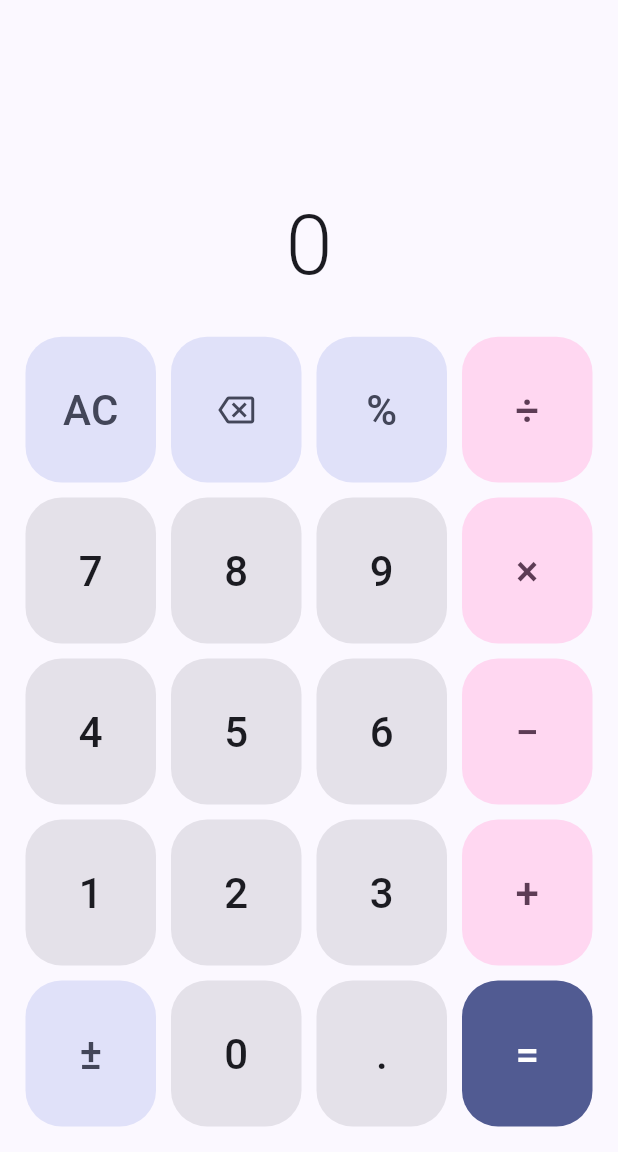
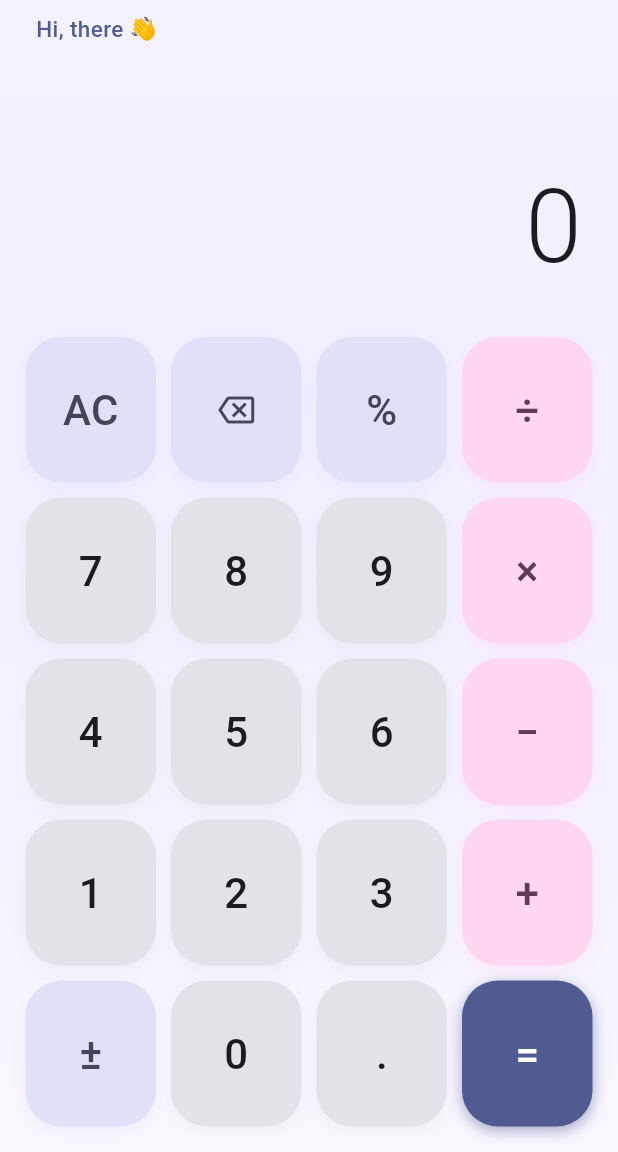
Before and after one commit to itubayounas/calculator_app, a Flutter app: the screen it shows once a user with an empty profile is signed in, on a phone screen of 412 x 824 dp, the part 84-1236 px from its top. Run offline on Flutter 3.47's test engine with Material 3 defaults, Android fonts, the phone set to English and light mode, and no system bars; our stand-ins replace cloud_firestore, firebase_auth, firebase_core, google_sign_in, shared_preferences; accounts and stored records are empty.

Commit message:
changed the calculator screen to enhance the ui and display the name of the user

```diff
--- a/lib/models/app_user.dart
+++ b/lib/models/app_user.dart
@@ -2,6 +2,21 @@
 class AppUser {
   final String uid;
   final String? email;
+  final String? displayName;
 
-  const AppUser({required this.uid, this.email});
+  const AppUser({required this.uid, this.email, this.displayName});
+
+
+  String get friendlyName {
+    if (displayName != null && displayName!.trim().isNotEmpty) {
+      return displayName!.trim().split(' ').first; // first name only
+    }
+    if (email != null && email!.contains('@')) {
+      final prefix = email!.split('@').first;
+      if (prefix.isNotEmpty) {
+        return prefix[0].toUpperCase() + prefix.substring(1);
+      }
+    }
+    return 'there';
+  }
 }
--- a/lib/screens/calculator_screen.dart
+++ b/lib/screens/calculator_screen.dart
@@ -144,7 +144,18 @@ class _CalculatorScreenState extends State<CalculatorScreen> {
           ),
         ],
       ),
-      body: SafeArea(
+      body: DecoratedBox(
+        decoration: BoxDecoration(
+          gradient: LinearGradient(
+            begin: Alignment.topCenter,
+            end: Alignment.bottomCenter,
+            colors: [
+              Theme.of(context).colorScheme.primaryContainer.withOpacity(0.25),
+              Theme.of(context).colorScheme.surface,
+            ],
+          ),
+        ),
+        child: SafeArea(
           child: Center(
             child: ConstrainedBox(
               constraints: const BoxConstraints(maxWidth: 480),
@@ -153,6 +164,7 @@ class _CalculatorScreenState extends State<CalculatorScreen> {
                   Expanded(
                     flex: 2,
                     child: DisplayPanel(
+                      greeting: 'Hi, ${widget.user.friendlyName} 👋',
                       expression: _engine.expression,
                       value: _engine.display,
                       errorText: _errorText,
@@ -172,7 +184,6 @@ class _CalculatorScreenState extends State<CalculatorScreen> {
                                   for (final key in row)
                                     Expanded(
                                       child: CalcButton(
-                                      // the clear key reads "AC" when there is nothing to clear
                                         label: key == 'C' && !_engine.canClearEntry
                                             ? 'AC'
                                             : key,
@@ -194,6 +205,7 @@ class _CalculatorScreenState extends State<CalculatorScreen> {
             ),
           ),
         ),
+      ),
     );
   }
 }
--- a/lib/services/auth_service.dart
+++ b/lib/services/auth_service.dart
@@ -6,8 +6,7 @@ import 'package:google_sign_in/google_sign_in.dart';
 import '../models/app_user.dart';
 import '../utils/exceptions.dart';
 
-// All the Firebase Auth calls live here. Screens only talk to this class
-// and catch our own exception types.
+
 class AuthService {
   final FirebaseAuth _auth;
   final GoogleSignIn _googleSignIn;
@@ -20,8 +19,9 @@ class AuthService {
   Stream<AppUser?> get authStateChanges =>
       _auth.authStateChanges().map(_toAppUser);
 
-  AppUser? _toAppUser(User? user) =>
-      user == null ? null : AppUser(uid: user.uid, email: user.email);
+  AppUser? _toAppUser(User? user) => user == null
+      ? null
+      : AppUser(uid: user.uid, email: user.email, displayName: user.displayName);
 
   Future<void> signIn(String email, String password) async {
     try {
--- a/lib/widgets/calc_button.dart
+++ b/lib/widgets/calc_button.dart
@@ -2,7 +2,7 @@ import 'package:flutter/material.dart';
 
 enum CalcButtonType { number, operator, function, equals }
 
-class CalcButton extends StatelessWidget {
+class CalcButton extends StatefulWidget {
   final String label;
   final CalcButtonType type;
   final VoidCallback onPressed;
@@ -15,12 +15,23 @@ class CalcButton extends StatelessWidget {
   });
 
   @override
+  State<CalcButton> createState() => _CalcButtonState();
+}
+
+class _CalcButtonState extends State<CalcButton> {
+  bool _pressed = false;
+
+  void _setPressed(bool value) {
+    if (_pressed != value) setState(() => _pressed = value);
+  }
+
+  @override
   Widget build(BuildContext context) {
     final colors = Theme.of(context).colorScheme;
 
     Color background;
     Color foreground;
-    switch (type) {
+    switch (widget.type) {
       case CalcButtonType.number:
         background = colors.surfaceContainerHighest;
         foreground = colors.onSurface;
@@ -41,17 +52,41 @@ class CalcButton extends StatelessWidget {
 
     return Padding(
       padding: const EdgeInsets.all(5),
+      child: GestureDetector(
+        onTapDown: (_) => _setPressed(true),
+        onTapUp: (_) => _setPressed(false),
+        onTapCancel: () => _setPressed(false),
+        onTap: widget.onPressed,
+        child: AnimatedScale(
+          scale: _pressed ? 0.90 : 1.0,
+          duration: const Duration(milliseconds: 90),
+          curve: Curves.easeOut,
+          child: AnimatedContainer(
+            duration: const Duration(milliseconds: 120),
+            decoration: BoxDecoration(
+              color: background,
+              borderRadius: BorderRadius.circular(24),
+              boxShadow: _pressed
+                  ? []
+                  : [
+                      BoxShadow(
+                        color: background.withOpacity(0.5),
+                        blurRadius: 8,
+                        offset: const Offset(0, 3),
+                      ),
+                    ],
+            ),
             child: Material(
-        color: background,
+              color: Colors.transparent,
               borderRadius: BorderRadius.circular(24),
               child: InkWell(
                 borderRadius: BorderRadius.circular(24),
-          onTap: onPressed,
+                onTap: widget.onPressed,
                 child: Center(
-            child: label == '⌫'
+                  child: widget.label == '⌫'
                       ? Icon(Icons.backspace_outlined, color: foreground)
                       : Text(
-                    label,
+                          widget.label,
                           style: TextStyle(
                             fontSize: 28,
                             fontWeight: FontWeight.w500,
@@ -61,6 +96,9 @@ class CalcButton extends StatelessWidget {
                 ),
               ),
             ),
+          ),
+        ),
+      ),
     );
   }
 }
--- a/lib/widgets/display_panel.dart
+++ b/lib/widgets/display_panel.dart
@@ -1,6 +1,7 @@
 import 'package:flutter/material.dart';
 
 class DisplayPanel extends StatelessWidget {
+  final String greeting;
   final String expression;
   final String value;
   final String errorText;
@@ -8,6 +9,7 @@ class DisplayPanel extends StatelessWidget {
 
   const DisplayPanel({
     super.key,
+    required this.greeting,
     required this.expression,
     required this.value,
     required this.errorText,
@@ -24,7 +26,28 @@ class DisplayPanel extends StatelessWidget {
         mainAxisAlignment: MainAxisAlignment.end,
         crossAxisAlignment: CrossAxisAlignment.end,
         children: [
-          // fixed height, so the error fading in never moves anything
+          // Greeting fades + slides in once when the screen first appears.
+          Align(
+            alignment: Alignment.centerLeft,
+            child: TweenAnimationBuilder<double>(
+              tween: Tween(begin: 0, end: 1),
+              duration: const Duration(milliseconds: 500),
+              curve: Curves.easeOut,
+              builder: (context, t, child) => Opacity(
+                opacity: t,
+                child: Transform.translate(offset: Offset(0, (1 - t) * 8), child: child),
+              ),
+              child: Text(
+                greeting,
+                style: TextStyle(
+                  fontSize: 15,
+                  fontWeight: FontWeight.w500,
+                  color: colors.primary,
+                ),
+              ),
+            ),
+          ),
+          const SizedBox(height: 10),
           SizedBox(
             height: 24,
             child: AnimatedOpacity(
@@ -49,17 +72,33 @@ class DisplayPanel extends StatelessWidget {
             ),
           ),
           const SizedBox(height: 4),
+          // Was 80 — too tight for a 68px font's natural line height, which
+          // is what caused the "BOTTOM OVERFLOWED BY 21 PIXELS" warning.
           SizedBox(
-            height: 80,
+            height: 104,
             child: FittedBox(
               fit: BoxFit.scaleDown,
               alignment: Alignment.centerRight,
+              child: AnimatedSwitcher(
+                duration: const Duration(milliseconds: 180),
+                transitionBuilder: (child, animation) => FadeTransition(
+                  opacity: animation,
+                  child: ScaleTransition(
+                    scale: Tween(begin: 0.85, end: 1.0).animate(animation),
+                    child: child,
+                  ),
+                ),
                 child: Text(
                   value,
+                  // key forces AnimatedSwitcher to treat each new value as a
+                  // fresh widget so it actually animates on every change
+                  key: ValueKey(value),
                   style: TextStyle(
                     fontSize: 68,
                     fontWeight: FontWeight.w300,
+                    height: 1.0,
                     color: colors.onSurface,
+                  ),
                 ),
               ),
             ),
```
Lines whose indentation alone changed are shown as unchanged.
